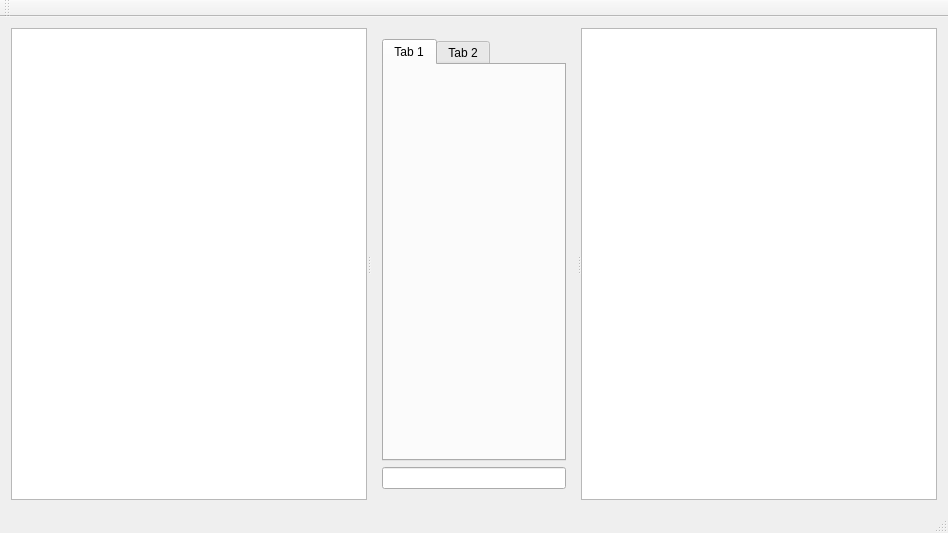
First picture: the form in mainwindow.ui, repository christophL/shyRC, before the edit.
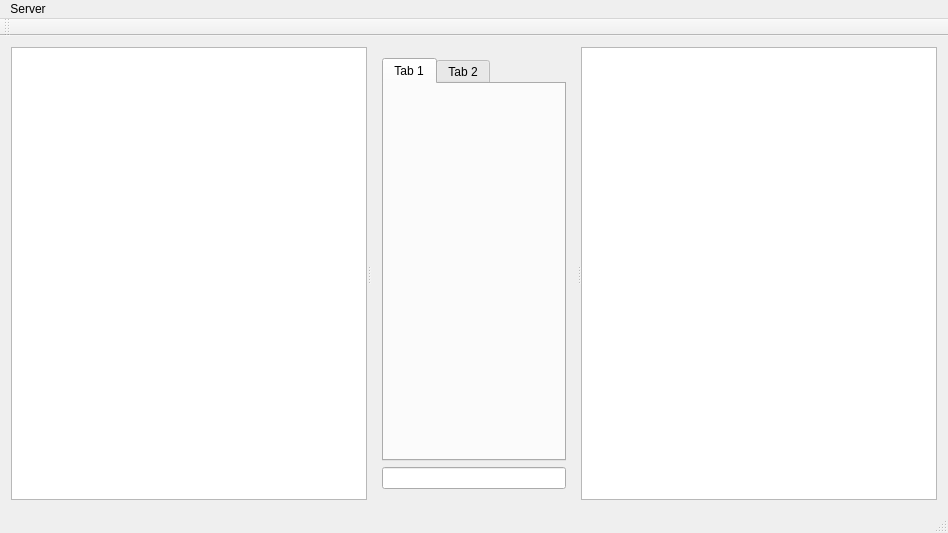
Second picture: the form after the edit.

Commit message: added dialog that should eventually allow a user to connect to an irc server

```diff
--- a/mainwindow.ui
+++ b/mainwindow.ui
@@ -21,7 +21,7 @@
        <enum>Qt::Horizontal</enum>
       </property>
       <widget class="QTreeView" name="treeView"/>
-      <widget class="QWidget" name="">
+      <widget class="QWidget" name="layoutWidget">
        <layout class="QVBoxLayout" name="verticalLayout">
         <item>
          <widget class="QTabWidget" name="tabWidget">
@@ -56,6 +56,14 @@
      <height>26</height>
     </rect>
    </property>
+   <widget class="QMenu" name="menuServer">
+    <property name="title">
+     <string>Server</string>
+    </property>
+    <addaction name="actionConnect"/>
+    <addaction name="actionDisconnect"/>
+   </widget>
+   <addaction name="menuServer"/>
   </widget>
   <widget class="QToolBar" name="mainToolBar">
    <attribute name="toolBarArea">
```
Left out of the diff: 13 changed lines with no effect on the pictures. The commit also changes 10 other files.
